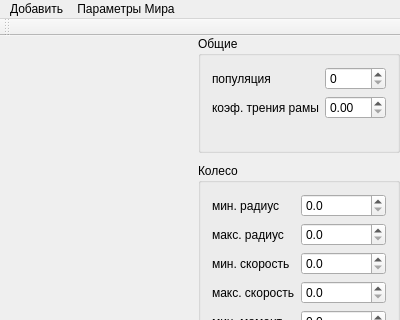
First picture: the form in src/mainwindow.ui, repository freshertm/FreshCar, before the edit; both pictures show x 0 to 400 and y 0 to 320 of the 400 by 462 pixel window.
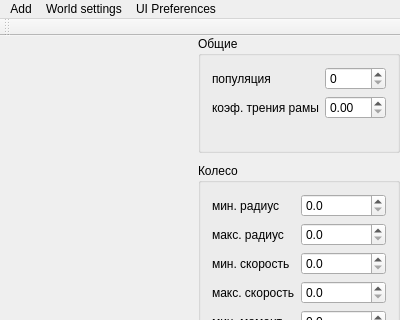
Second picture: the form after the edit.

Diff of the .ui file:
```diff
--- a/src/mainwindow.ui
+++ b/src/mainwindow.ui
@@ -228,18 +228,18 @@
      <x>0</x>
      <y>0</y>
      <width>400</width>
-     <height>20</height>
+     <height>21</height>
     </rect>
    </property>
    <widget class="QMenu" name="menu">
     <property name="title">
-     <string>Добавить</string>
+     <string>Add</string>
     </property>
     <addaction name="addRandomCar"/>
    </widget>
    <widget class="QMenu" name="menu_2">
     <property name="title">
-     <string>Параметры Мира</string>
+     <string>World settings</string>
     </property>
     <widget class="QMenu" name="menuWorld_physics">
      <property name="title">
@@ -280,9 +280,18 @@
     <addaction name="actionTrianglePower"/>
     <addaction name="actionCar_die_time"/>
     <addaction name="actionPopulation"/>
+    <addaction name="separator"/>
+    <addaction name="save"/>
+   </widget>
+   <widget class="QMenu" name="menu_3">
+    <property name="title">
+     <string>UI Preferences</string>
+    </property>
+    <addaction name="actionDrawHistoryGraph"/>
    </widget>
    <addaction name="menu"/>
    <addaction name="menu_2"/>
+   <addaction name="menu_3"/>
   </widget>
   <widget class="QToolBar" name="mainToolBar">
    <attribute name="toolBarArea">
```
Left out of the diff: 29 changed lines with no effect on the pictures.
